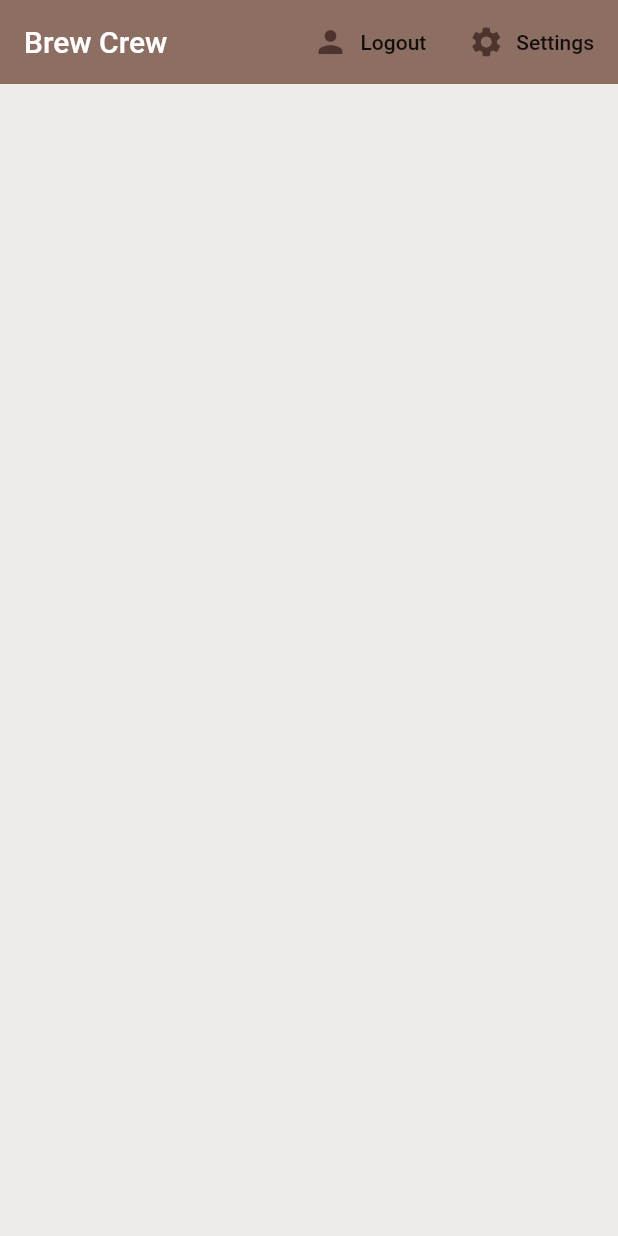
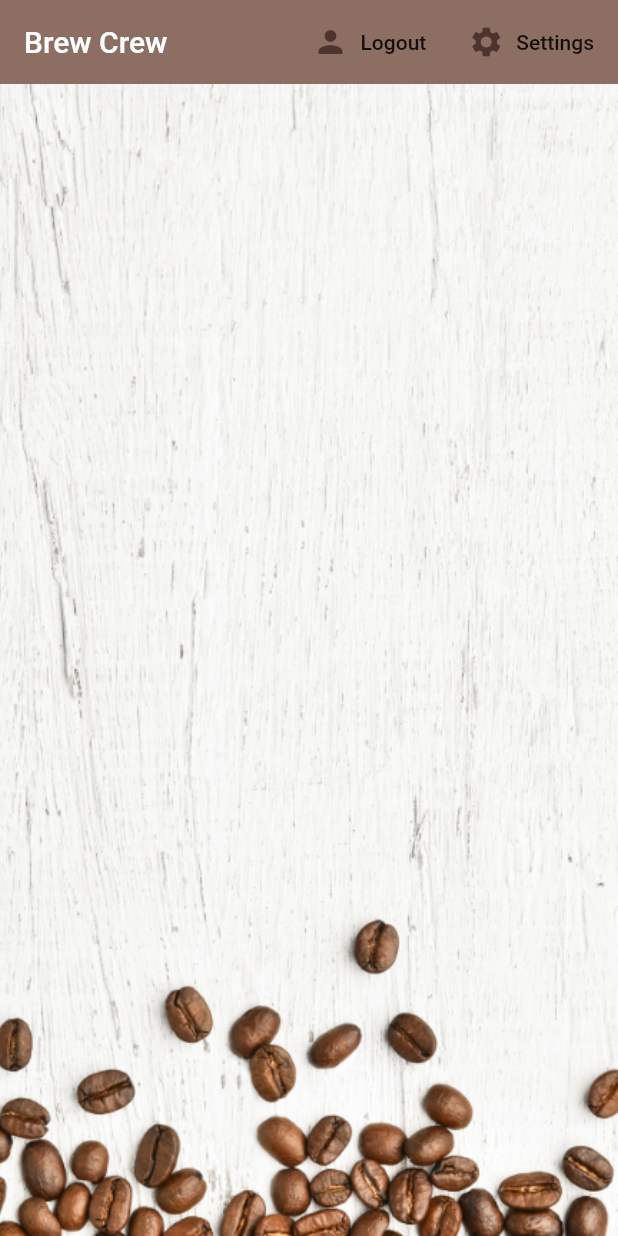
Before and after one commit to MigCap/brew, a Flutter app: the screen it shows once a user with an empty profile is signed in, on a phone screen of 412 x 824 dp. Run offline on Flutter 3.47's test engine with Material 2 defaults, Android fonts, the phone set to English and light mode, and no system bars; our stand-ins replace cloud_firestore, firebase_auth, flutter_spinkit; accounts and stored records are empty.

Commit message:
- Form to update user preferences / settings: - Added assets. Bg images and decoration for tiles. - Created user data model. - Added new stream for user data.

```diff
--- a/lib/main.dart
+++ b/lib/main.dart
@@ -22,3 +22,5 @@ class MyApp extends StatelessWidget {
     );
   }
 }
+
+// emulator @pixel2 -dns-server 8.8.8.8
--- a/lib/models/user.dart
+++ b/lib/models/user.dart
@@ -3,3 +3,12 @@ class User {
 
   User({this.uid});
 }
+
+class UserData {
+  final String uid;
+  final String name;
+  final String sugars;
+  final int strength;
+
+  UserData({this.uid, this.sugars, this.strength, this.name});
+}
--- a/lib/screens/home/brew_list.dart
+++ b/lib/screens/home/brew_list.dart
@@ -11,10 +11,11 @@ class BrewList extends StatefulWidget {
 class _BrewListState extends State<BrewList> {
   @override
   Widget build(BuildContext context) {
-    final brews = Provider.of<List<Brew>>(context);
+    final brews = Provider.of<List<Brew>>(context) ?? [];
 
     return ListView.builder(
-      itemCount: brews?.length ?? 0,
+      // itemCount: brews?.length ?? 0,
+      itemCount: brews.length,
       itemBuilder: (context, index) {
         return BrewTile(brew: brews[index]);
       },
--- a/lib/screens/home/brew_tile.dart
+++ b/lib/screens/home/brew_tile.dart
@@ -15,6 +15,7 @@ class BrewTile extends StatelessWidget {
           leading: CircleAvatar(
             radius: 25.0,
             backgroundColor: Colors.brown[brew.strength],
+            backgroundImage: AssetImage('assets/coffee_icon.png'),
           ),
           title: Text(brew.name),
           subtitle: Text('Takes ${brew.sugars} sugar(s)'),
--- a/lib/screens/home/home.dart
+++ b/lib/screens/home/home.dart
@@ -51,7 +51,14 @@ class Home extends StatelessWidget {
             )
           ],
         ),
-        body: BrewList(),
+        body: Container(
+            decoration: BoxDecoration(
+              image: DecorationImage(
+                image: AssetImage('assets/coffee_bg.png'),
+                fit: BoxFit.cover,
+              ),
+            ),
+            child: BrewList()),
       ),
     );
   }
--- a/lib/screens/wrapper.dart
+++ b/lib/screens/wrapper.dart
@@ -8,7 +8,6 @@ class Wrapper extends StatelessWidget {
   @override
   Widget build(BuildContext context) {
     final user = Provider.of<User>(context);
-    print(user);
 
     // return either Home or Athenticate widget
     if (user == null) {
--- a/pubspec.yaml
+++ b/pubspec.yaml
@@ -21,3 +21,6 @@ dev_dependencies:
 
 flutter:
   uses-material-design: true
+
+  assets:
+    - assets/
```
Also changed, not shown: lib/screens/home/settings_form.dart (+34 -9 lines), lib/services/database.dart (+15 -0 lines).
